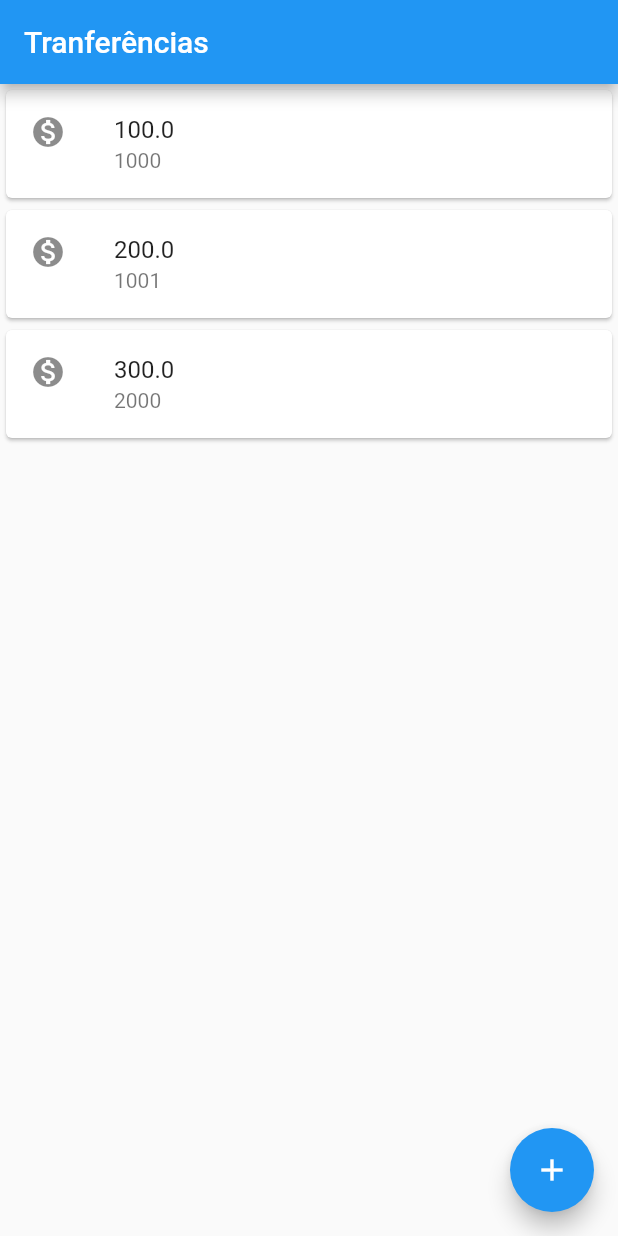
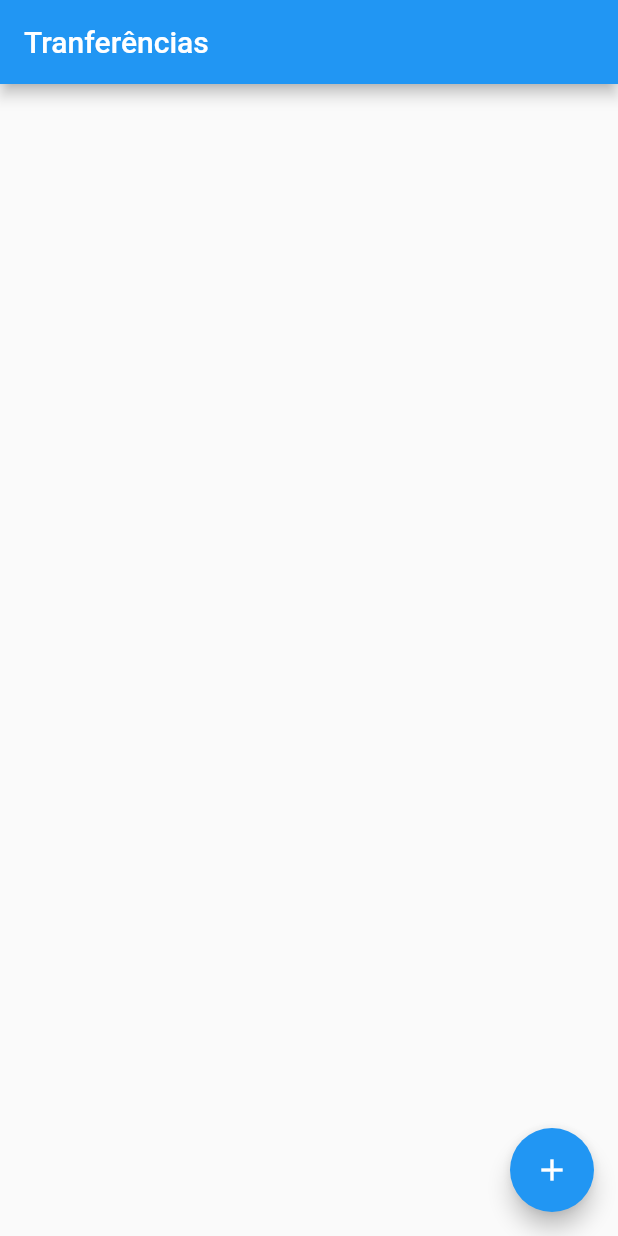
Before and after one commit to JeanCamargoReal/bytebank, a Flutter app: the screen it shows after launch, on a phone screen of 412 x 824 dp. Run offline on Flutter 3.47's test engine with Material 2 defaults, Android fonts, the phone set to English and light mode, and no system bars.

```diff
--- a/lib/main.dart
+++ b/lib/main.dart
@@ -95,19 +95,21 @@ class Editor extends StatelessWidget {
 }
 
 class ListaTranferencias extends StatelessWidget {
-  const ListaTranferencias({Key? key}) : super(key: key);
+  ListaTranferencias({Key? key}) : super(key: key);
+
+  final List<Transferencia> _transferencias = [];
   @override
   Widget build(BuildContext context) {
     return Scaffold(
       appBar: AppBar(
         title: Text('Tranferências'),
       ),
-      body: Column(
-        children: <Widget>[
-          ItemTransferencia(Transferencia(100.0, 1000)),
-          ItemTransferencia(Transferencia(200.0, 1001)),
-          ItemTransferencia(Transferencia(300.0, 2000)),
-        ],
+      body: ListView.builder(
+        itemCount: _transferencias.length,
+        itemBuilder: (context, indice) {
+          final transferencia = _transferencias[indice];
+          return ItemTransferencia(transferencia);
+        },
       ),
       floatingActionButton: FloatingActionButton(
         child: Icon(Icons.add),
@@ -119,6 +121,7 @@ class ListaTranferencias extends StatelessWidget {
           future.then((transferenciaRecebida) {
             debugPrint('chegou no then do future');
             debugPrint('$transferenciaRecebida');
+            _transferencias.add(transferenciaRecebida!);
           });
         },
       ),
```
